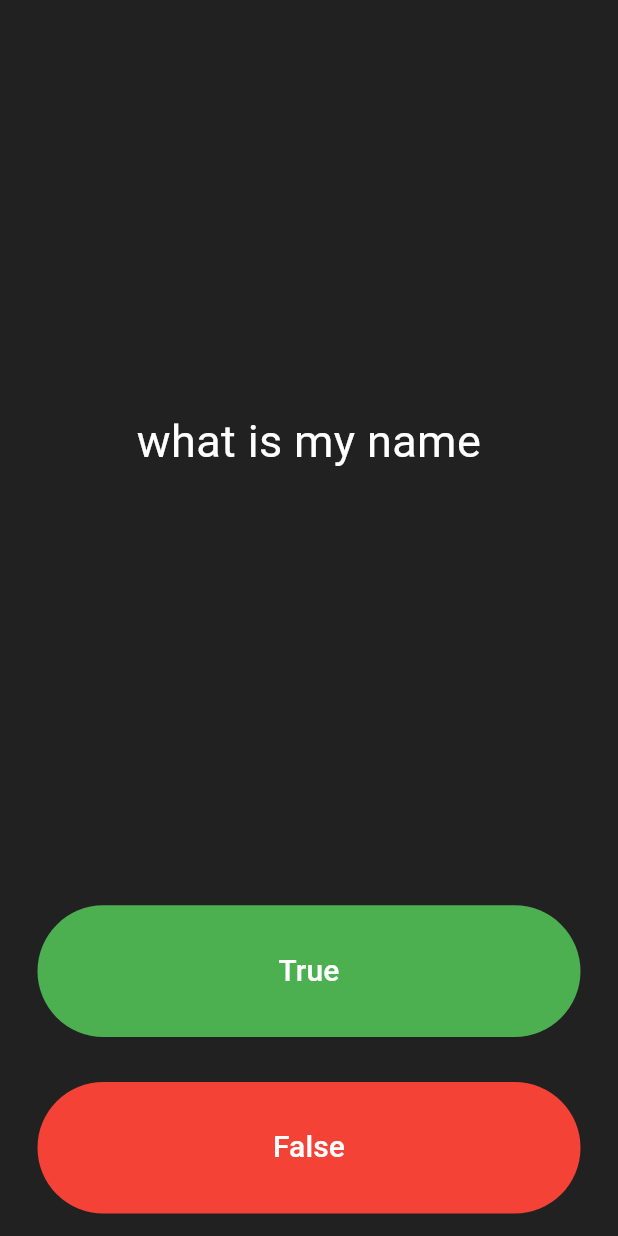
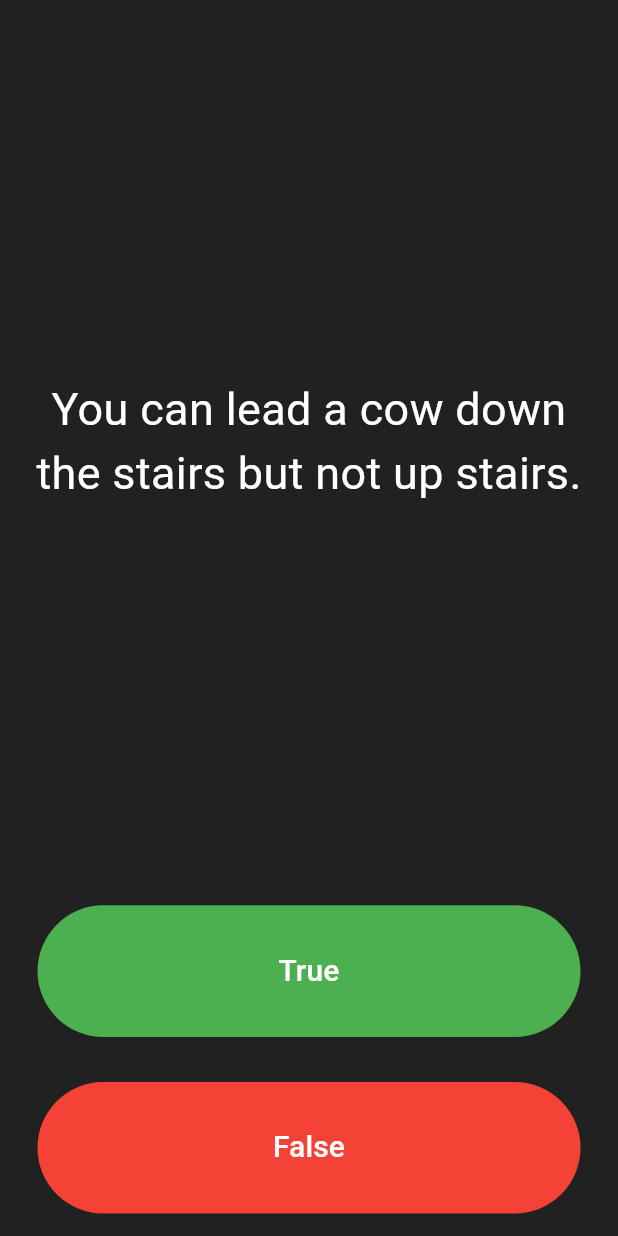
Before and after one commit to Callylove/my_quiz_app, a Flutter app: the screen it shows after launch, on a phone screen of 412 x 824 dp. Run offline on Flutter 3.47's test engine with Material 3 defaults, Android fonts, the phone set to English and light mode, and no system bars.

Commit message:
Changes the questions

```diff
--- a/lib/main.dart
+++ b/lib/main.dart
@@ -42,7 +42,11 @@ class QuizPage extends StatefulWidget {
 // State class for QuizPage - handles the UI and logic
 class _QuizPageState extends State<QuizPage> {
   List<Icon> scoreKeeper = [];
-  List<String> questions = ['what is my name', 'My name is Callista', 'Learning about flutter events'];
+  List<String> questions = [
+    'You can lead a cow down the stairs but not up stairs.',
+    'Approximately one quarter of human bones are in the feet.',
+    'A slug\'s blood is green.'
+  ];
   int questionNumber = 0;
   int answersNumber = 0;
   List<bool> answers = [
```
